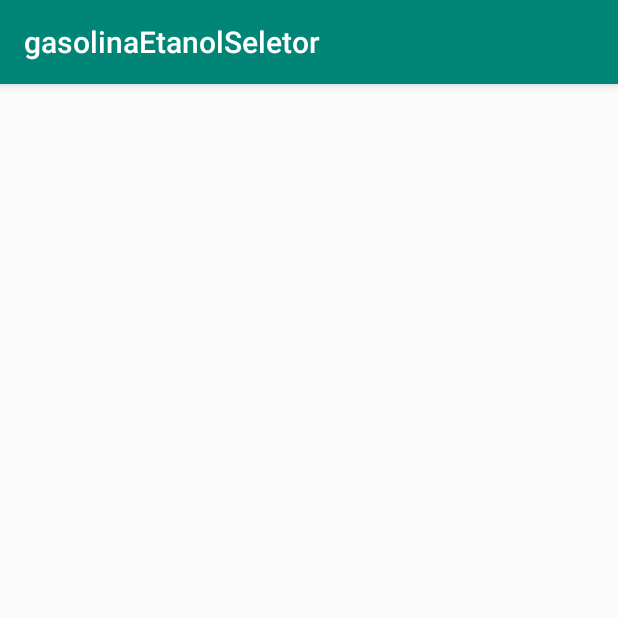
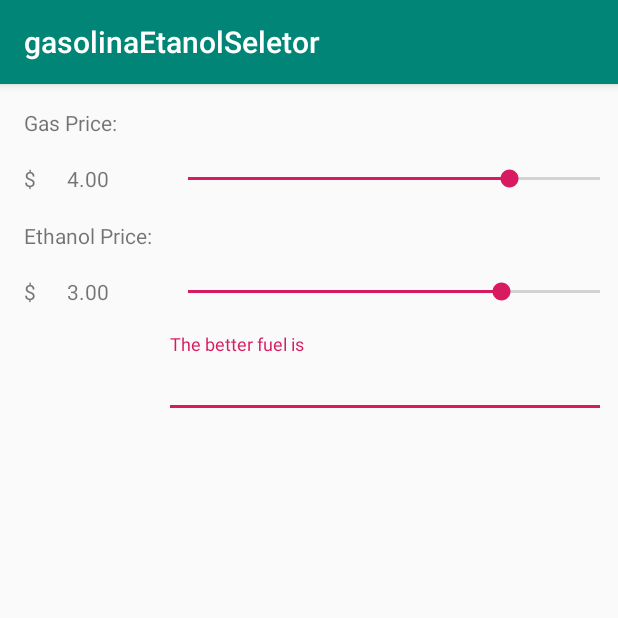
Before and after one commit to MarcelloAffonso/atividade02-GasolinaEtanol, an Android app: the screen it shows after launch (MainActivity), on a phone screen of 412 x 824 dp, the top half of it. Run offline under Robolectric (Android 15) with nearby library versions, the phone set to English and light mode, and no system bars.

Commit message:
commit inicial do projeto

```diff
--- a/app/build.gradle
+++ b/app/build.gradle
@@ -26,4 +26,5 @@ dependencies {
     testImplementation 'junit:junit:4.12'
     androidTestImplementation 'androidx.test.ext:junit:1.1.1'
     androidTestImplementation 'androidx.test.espresso:espresso-core:3.2.0'
+    implementation 'com.google.android.material:material:1.1.0'
 }
--- a/app/src/main/res/layout/activity_main.xml
+++ b/app/src/main/res/layout/activity_main.xml
@@ -1,11 +1,102 @@
 <?xml version="1.0" encoding="utf-8"?>
-<LinearLayout
-    xmlns:android="http://schemas.android.com/apk/res/android"
+<GridLayout xmlns:android="http://schemas.android.com/apk/res/android"
     xmlns:app="http://schemas.android.com/apk/res-auto"
     xmlns:tools="http://schemas.android.com/tools"
     android:layout_width="match_parent"
     android:layout_height="match_parent"
+    android:columnCount="2"
+    android:padding="@dimen/textview_padding"
+    android:rowCount="8"
+    android:useDefaultMargins="true"
     tools:context=".MainActivity">
 
+    <TextView
+        android:id="@+id/gasTextView"
+        android:layout_width="wrap_content"
+        android:layout_height="wrap_content"
+        android:layout_row="1"
+        android:layout_column="0"
+        android:layout_gravity="start"
+        android:text="@string/text_gas" />
 
-</LinearLayout>
+    <TextView
+        android:id="@+id/coinGasTextView"
+        android:layout_width="wrap_content"
+        android:layout_height="wrap_content"
+        android:layout_row="2"
+        android:layout_column="0"
+        android:layout_gravity="center_vertical"
+        android:text="@string/coinValue" />
+
+    <TextView
+        android:id="@+id/percentGasTextView"
+        android:layout_width="wrap_content"
+        android:layout_height="wrap_content"
+        android:layout_row="2"
+        android:layout_column="0"
+        android:layout_gravity="center"
+        android:text="@string/percentGasValue" />
+
+
+    <SeekBar
+        android:id="@+id/percentGasSeekBar"
+        android:layout_width="wrap_content"
+        android:layout_height="@dimen/seekbar_height"
+        android:layout_row="2"
+        android:layout_column="1"
+        android:layout_gravity="fill_horizontal"
+        android:max="65"
+        android:progress="40" />
+
+
+    <TextView
+        android:id="@+id/ethanolTextView"
+        android:layout_width="wrap_content"
+        android:layout_height="wrap_content"
+        android:layout_row="3"
+        android:layout_column="0"
+        android:layout_gravity="start"
+        android:text="@string/text_ethanol" />
+
+    <TextView
+        android:id="@+id/coinEthanolTextView"
+        android:layout_width="wrap_content"
+        android:layout_height="wrap_content"
+        android:layout_row="4"
+        android:layout_column="0"
+        android:layout_gravity="center_vertical"
+        android:text="@string/coinValue" />
+
+    <TextView
+        android:id="@+id/percentEthanolTextView"
+        android:layout_width="wrap_content"
+        android:layout_height="wrap_content"
+        android:layout_row="4"
+        android:layout_column="0"
+        android:layout_gravity="center"
+        android:text="@string/percentEthanolValue" />
+
+
+    <SeekBar
+        android:id="@+id/percentSeekBar"
+        android:layout_width="wrap_content"
+        android:layout_height="@dimen/seekbar_height"
+        android:layout_row="4"
+        android:layout_column="1"
+        android:layout_gravity="fill_horizontal"
+        android:max="50"
+        android:progress="30" />
+
+    <com.google.android.material.textfield.TextInputLayout
+        android:layout_width="match_parent"
+        android:layout_height="wrap_content"
+        android:layout_row="5"
+        android:layout_column="1">
+
+        <com.google.android.material.textfield.TextInputEditText
+            android:layout_width="match_parent"
+            android:layout_height="wrap_content"
+            android:hint="@string/betterFuelTextInputBox" />
+    </com.google.android.material.textfield.TextInputLayout>
+
+</GridLayout>
--- /dev/null
+++ b/app/src/main/res/values/dimens.xml
@@ -0,0 +1,5 @@
+<?xml version="1.0" encoding="utf-8"?>
+<resources>
+    <dimen name="textview_padding">12dp</dimen>
+    <dimen name="seekbar_height">40dp</dimen>
+</resources>
--- a/app/src/main/res/values/strings.xml
+++ b/app/src/main/res/values/strings.xml
@@ -1,3 +1,9 @@
 <resources>
     <string name="app_name">gasolinaEtanolSeletor</string>
+    <string name="text_gas">"Gas Price: "</string>
+    <string name="percentGasValue">4.00</string>
+    <string name="coinValue">$</string>
+    <string name="text_ethanol">Ethanol Price:</string>
+    <string name="percentEthanolValue">3.00</string>
+    <string name="betterFuelTextInputBox">The better fuel is</string>
 </resources>
--- a/build.gradle
+++ b/build.gradle
@@ -7,7 +7,7 @@ buildscript {
 
     }
     dependencies {
-        classpath 'com.android.tools.build:gradle:3.5.3'
+        classpath 'com.android.tools.build:gradle:3.6.1'
 
         // NOTE: Do not place your application dependencies here; they belong
         // in the individual module build.gradle files
```
Also changed, not shown: gradle/wrapper/gradle-wrapper.properties.
